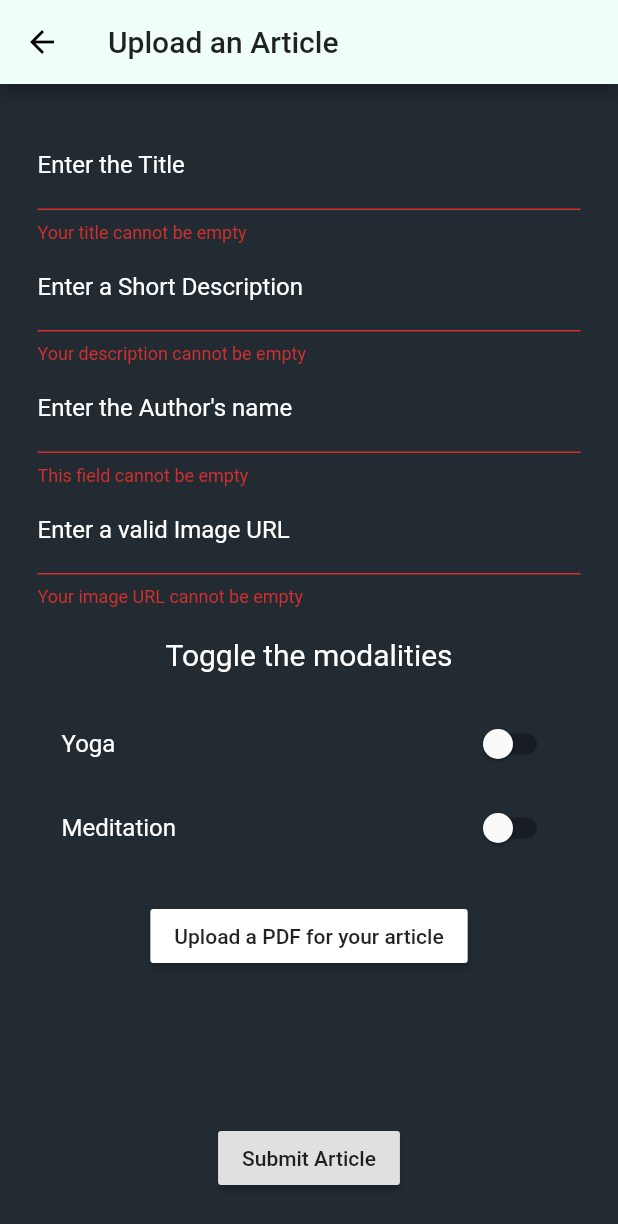
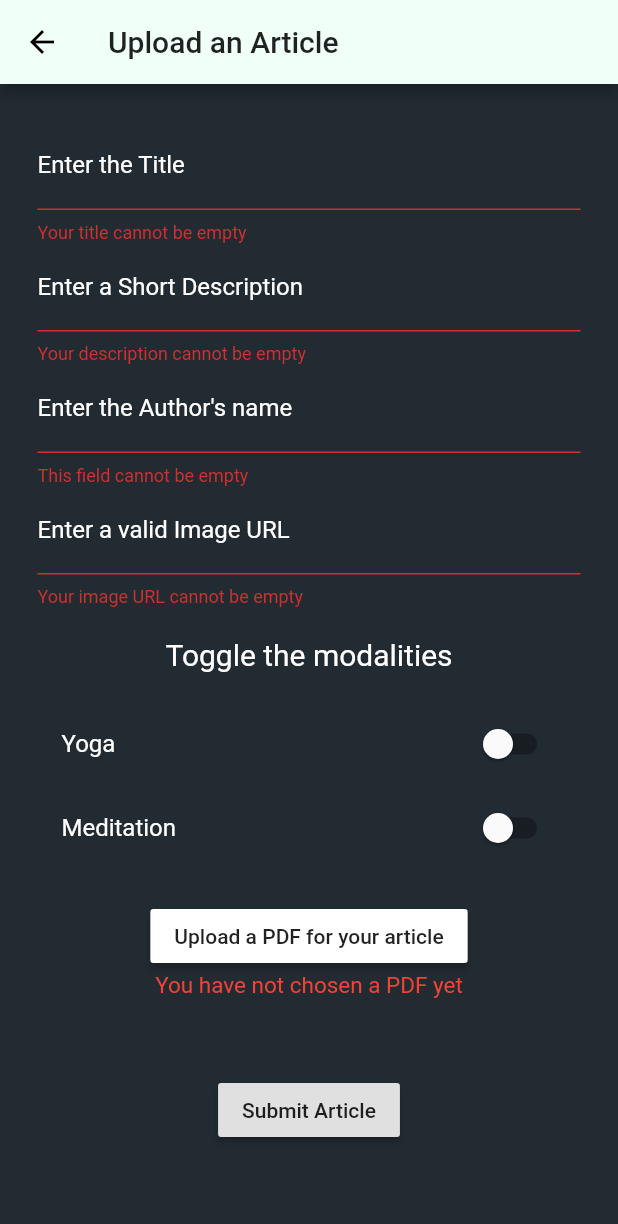
Before and after one commit to sgovil5/wha_app3, a Flutter app: the ArticleSubmitForm screen opened by its route, after a tap on "Submit Article", on a phone screen of 412 x 824 dp. Shown: the top 1224 px of the screen. Run offline on Flutter 3.47's test engine with Material 2 defaults, Android fonts, the phone set to English and light mode, and no system bars; our stand-ins replace cloud_firestore, file_picker, firebase_auth, firebase_storage, flutter_swiper; missing offline and left inert: syncfusion_flutter_pdfviewer; accounts and stored records are empty; network calls fail.

```diff
--- a/lib/screens/articles/article_submit_form.dart
+++ b/lib/screens/articles/article_submit_form.dart
@@ -34,37 +34,76 @@ class _ArticleSubmitFormState extends State<ArticleSubmitForm> {
   void _trySubmit() async {
     final isValid = _formKey.currentState.validate();
     FocusScope.of(context).unfocus();
-    if (isValid) {
+    if (pdf == null) {
+      AlertDialog(
+        title: Text('You haven\'t selected a pdf'),
+        content: Text('Please select a pdf'),
+        actions: [
+          FlatButton(
+            child: Text("Okay"),
+            onPressed: () {
+              Navigator.of(context).pop();
+            },
+          ),
+        ],
+      );
+    } else if (isValid) {
       _formKey.currentState.save();
       try {
         final ref = FirebaseStorage.instance
             .ref()
             .child('article_pdf')
-            .child(title + '-' + author + '.pdf');
+            .child(title.trim() + '-' + author.trim() + '.pdf');
         await ref.putFile(pdf).onComplete;
         final pdfUrl = await ref.getDownloadURL();
         await Firestore.instance
             .collection('articles')
-            .document(title + '-' + author)
+            .document(title.trim() + '-' + author.trim())
             .setData({
           'author': author.trim(),
           'imageUrl': imageUrl.trim(),
           'meditation': meditation,
           'pdfUrl': pdfUrl,
-          'searchKeywords': setSearchParam(title),
+          'searchKeywords': setSearchParam(title.trim().toLowerCase()),
           'title': title.trim(),
           'yoga': yoga,
+        }).then((value) {
+          showDialog(
+            context: context,
+            builder: (context) {
+              return AlertDialog(
+                title: Text('Your article has been submitted'),
+                content: Text('Your article will now be shown to users'),
+                actions: [
+                  FlatButton(
+                    child: Text("Okay"),
+                    onPressed: () {
+                      Navigator.of(context).pop();
+                      Navigator.of(context).pop();
+                    },
+                  ),
+                ],
+              );
+            },
+            barrierDismissible: false,
+          );
         });
       } on PlatformException catch (err) {
-        var message = 'An Error Occured, please check your credentials';
+        var message = 'An Error Occured';
         if (err.message != null) {
           message = err.message;
         }
-        Scaffold.of(context).showSnackBar(
-          SnackBar(
-            content: Text(message),
-            backgroundColor: Colors.red,
-          ),
+        AlertDialog(
+          title: Text('There was an error'),
+          content: Text(message),
+          actions: [
+            FlatButton(
+              child: Text("Okay"),
+              onPressed: () {
+                Navigator.of(context).pop();
+              },
+            ),
+          ],
         );
       } catch (err) {
         print(err);
@@ -88,6 +127,7 @@ class _ArticleSubmitFormState extends State<ArticleSubmitForm> {
 
   Widget _buildTitle() {
     return TextFormField(
+      style: TextStyle(color: Colors.white),
       decoration: InputDecoration(
         labelText: 'Enter the Title',
         focusColor: Colors.white,
@@ -109,6 +149,7 @@ class _ArticleSubmitFormState extends State<ArticleSubmitForm> {
 
   Widget _buildDescription() {
     return TextFormField(
+      style: TextStyle(color: Colors.white),
       decoration: InputDecoration(
         labelText: 'Enter a Short Description',
         focusColor: Colors.white,
@@ -130,6 +171,7 @@ class _ArticleSubmitFormState extends State<ArticleSubmitForm> {
 
   Widget _buildAuthor() {
     return TextFormField(
+      style: TextStyle(color: Colors.white),
       decoration: InputDecoration(
         labelText: 'Enter the Author\'s name',
         focusColor: Colors.white,
@@ -151,6 +193,7 @@ class _ArticleSubmitFormState extends State<ArticleSubmitForm> {
 
   Widget _buildImageUrl() {
     return TextFormField(
+      style: TextStyle(color: Colors.white),
       decoration: InputDecoration(
         labelText: 'Enter a valid Image URL',
         focusColor: Colors.white,
@@ -159,7 +202,7 @@ class _ArticleSubmitFormState extends State<ArticleSubmitForm> {
       validator: (String value) {
         if (value.isEmpty) {
           return "Your image URL cannot be empty";
-        } else if (!(value.contains('.jpg') || value.contains('.png'))) {
+        } else if (!(value.contains('.jpeg') || value.contains('.png'))) {
           return "This is not a valid image";
         }
         return null;
@@ -232,7 +275,21 @@ class _ArticleSubmitFormState extends State<ArticleSubmitForm> {
                     //style: TextStyle(color: Theme.of(context).primaryColor),
                   ),
                 ),
-                SizedBox(height: 100),
+                if (pdf == null)
+                  Container(
+                    child: Text(
+                      "You have not chosen a PDF yet",
+                      style: TextStyle(color: Colors.red, fontSize: 15),
+                    ),
+                  ),
+                if (pdf != null)
+                  Container(
+                    child: Text(
+                      "You have chosen a PDF",
+                      style: TextStyle(color: Colors.green, fontSize: 15),
+                    ),
+                  ),
+                SizedBox(height: 50),
                 RaisedButton(
                   child: Text("Submit Article"),
                   onPressed: _trySubmit,
--- a/lib/screens/auth/auth_screen.dart
+++ b/lib/screens/auth/auth_screen.dart
@@ -43,6 +43,7 @@ class _AuthScreenState extends State<AuthScreen> {
             .setData({
           'username': username,
           'email': email,
+          'isPractitioner': false,
         });
       }
     } on PlatformException catch (err) {
```
Also changed, not shown: lib/screens/article_search_screen.dart (+5 -4 lines).
